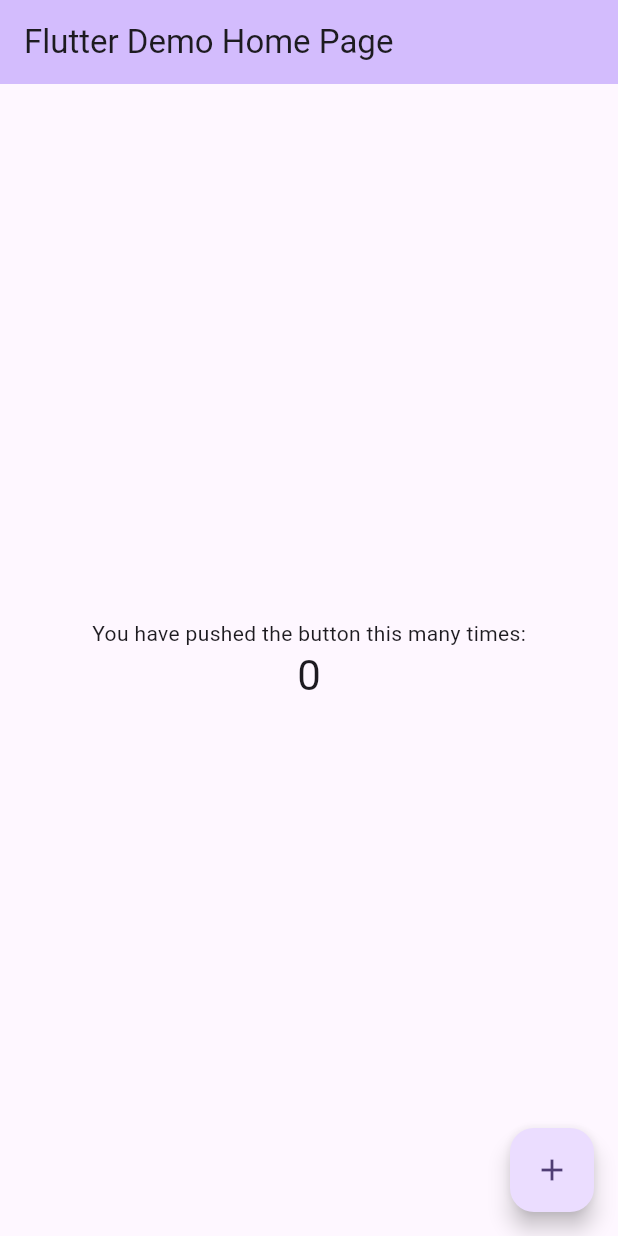
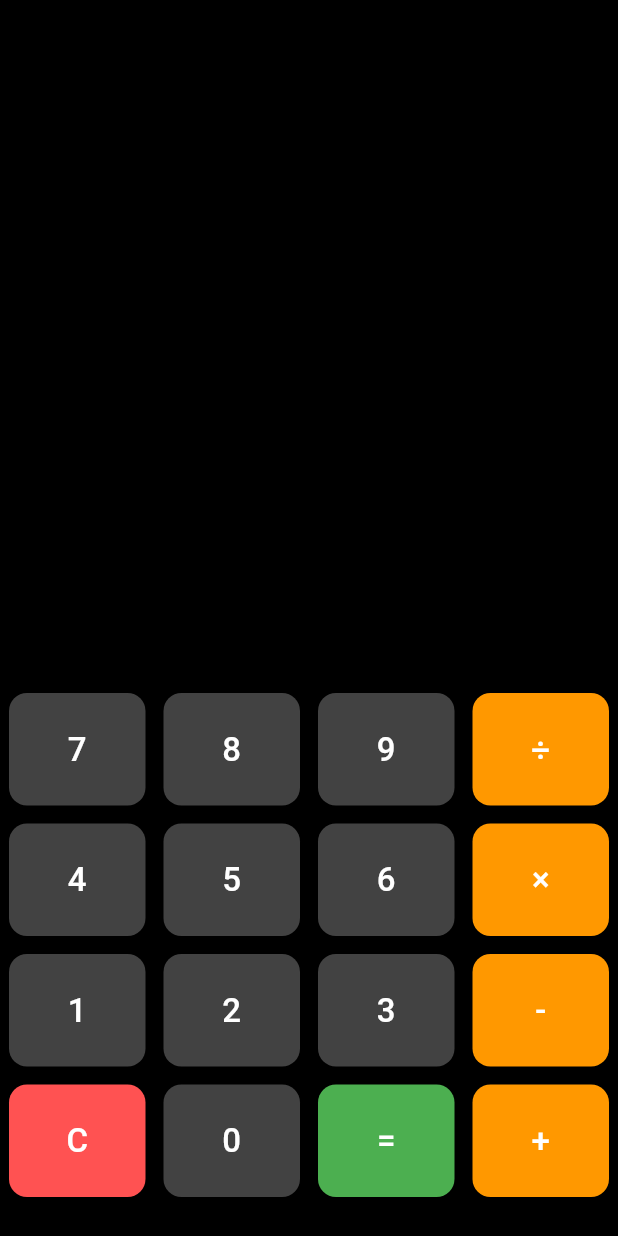
Before and after one commit to nagmakhatoon0011/calculet_app, a Flutter app: the screen it shows after launch, on a phone screen of 412 x 824 dp. Run offline on Flutter 3.47's test engine with Material 3 defaults, Android fonts, the phone set to English and light mode, and no system bars.

Commit message:
4 chenged in this app

```diff
--- /dev/null
+++ b/lib/calbutton_class.dart
@@ -0,0 +1,37 @@
+import 'package:flutter/material.dart';
+
+class CalcButton extends StatelessWidget {
+  final String text;
+  final void Function(String) onTap;
+  final Color? color;
+
+  const CalcButton({
+    super.key,
+    required this.text,
+    required this.onTap,
+    this.color,
+  });
+
+  @override
+  Widget build(BuildContext context) {
+    return Expanded(
+      child: Padding(
+        padding: const EdgeInsets.all(6),
+        child: ElevatedButton(
+          onPressed: () => onTap(text),
+          style: ElevatedButton.styleFrom(
+            backgroundColor: color ?? Colors.grey[800],
+            padding: const EdgeInsets.symmetric(vertical: 22),
+            shape: RoundedRectangleBorder(
+              borderRadius: BorderRadius.circular(12),
+            ),
+          ),
+          child: Text(
+            text,
+            style: const TextStyle(fontSize: 22, color: Colors.white),
+          ),
+        ),
+      ),
+    );
+  }
+}
--- /dev/null
+++ b/lib/calculeter_screen.dart
@@ -0,0 +1,139 @@
+import 'package:flutter/material.dart';
+import 'calbutton_class.dart';
+
+class CalculatorPage extends StatefulWidget {
+  const CalculatorPage({super.key});
+
+  @override
+  State<CalculatorPage> createState() => _CalculatorPageState();
+}
+
+class _CalculatorPageState extends State<CalculatorPage> {
+  String display = '';
+  String result = '';
+
+  void buttonPressed(String value) {
+    setState(() {
+      if (value == 'C') {
+        display = '';
+        result = '';
+      } else if (value == '=') {
+        try {
+          result = _calculate(display);
+        } catch (e) {
+          result = 'Error';
+        }
+      } else {
+        display += value;
+      }
+    });
+  }
+
+  String _calculate(String exp) {
+    try {
+      exp = exp.replaceAll('×', '*').replaceAll('÷', '/');
+      final res = _evaluate(exp);
+      return res.toString();
+    } catch (e) {
+      return 'Error';
+    }
+  }
+
+  double _evaluate(String exp) {
+    List<String> tokens =
+    exp.split(RegExp(r'([+\-*/])')).where((e) => e.isNotEmpty).toList();
+    List<String> ops =
+    exp.split(RegExp(r'[^+\-*/]')).where((e) => e.isNotEmpty).toList();
+
+    double current = double.parse(tokens[0]);
+    for (int i = 0; i < ops.length; i++) {
+      double next = double.parse(tokens[i + 1]);
+      switch (ops[i]) {
+        case '+':
+          current += next;
+          break;
+        case '-':
+          current -= next;
+          break;
+        case '*':
+          current *= next;
+          break;
+        case '/':
+          current /= next;
+          break;
+      }
+    }
+    return current;
+  }
+
+  @override
+  Widget build(BuildContext context) {
+    return Scaffold(
+      backgroundColor: Colors.black,
+      body: SafeArea(
+        child: Column(
+          mainAxisAlignment: MainAxisAlignment.end,
+          children: [
+            // Display Area
+            Container(
+              alignment: Alignment.centerRight,
+              padding: const EdgeInsets.symmetric(horizontal: 16, vertical: 24),
+              child: Text(
+                display,
+                style: const TextStyle(color: Colors.white, fontSize: 38),
+              ),
+            ),
+            Container(
+              alignment: Alignment.centerRight,
+              padding: const EdgeInsets.symmetric(horizontal: 16),
+              child: Text(
+                result,
+                style: const TextStyle(color: Colors.greenAccent, fontSize: 28),
+              ),
+            ),
+            const SizedBox(height: 10),
+
+            // Buttons Area
+            Column(
+              children: [
+                Row(
+                  children: [
+                    CalcButton(text: '7', onTap: buttonPressed),
+                    CalcButton(text: '8', onTap: buttonPressed),
+                    CalcButton(text: '9', onTap: buttonPressed),
+                    CalcButton(text: '÷', onTap: buttonPressed, color: Colors.orange),
+                  ],
+                ),
+                Row(
+                  children: [
+                    CalcButton(text: '4', onTap: buttonPressed),
+                    CalcButton(text: '5', onTap: buttonPressed),
+                    CalcButton(text: '6', onTap: buttonPressed),
+                    CalcButton(text: '×', onTap: buttonPressed, color: Colors.orange),
+                  ],
+                ),
+                Row(
+                  children: [
+                    CalcButton(text: '1', onTap: buttonPressed),
+                    CalcButton(text: '2', onTap: buttonPressed),
+                    CalcButton(text: '3', onTap: buttonPressed),
+                    CalcButton(text: '-', onTap: buttonPressed, color: Colors.orange),
+                  ],
+                ),
+                Row(
+                  children: [
+                    CalcButton(text: 'C', onTap: buttonPressed, color: Colors.redAccent),
+                    CalcButton(text: '0', onTap: buttonPressed),
+                    CalcButton(text: '=', onTap: buttonPressed, color: Colors.green),
+                    CalcButton(text: '+', onTap: buttonPressed, color: Colors.orange),
+                  ],
+                ),
+              ],
+            ),
+            const SizedBox(height: 20),
+          ],
+        ),
+      ),
+    );
+  }
+}
--- a/lib/main.dart
+++ b/lib/main.dart
@@ -1,122 +1,16 @@
+import 'package:calculet_project/calculeter_screen.dart';
+import 'package:flutter/cupertino.dart';
 import 'package:flutter/material.dart';
+void main(){
+  runApp(Myapp());
+}
+class Myapp extends StatelessWidget {
+  const Myapp({super.key});
 
-void main() {
-  runApp(const MyApp());
-}
-
-class MyApp extends StatelessWidget {
-  const MyApp({super.key});
-
-  // This widget is the root of your application.
   @override
   Widget build(BuildContext context) {
     return MaterialApp(
-      title: 'Flutter Demo',
-      theme: ThemeData(
-        // This is the theme of your application.
-        //
-        // TRY THIS: Try running your application with "flutter run". You'll see
-        // the application has a purple toolbar. Then, without quitting the app,
-        // try changing the seedColor in the colorScheme below to Colors.green
-        // and then invoke "hot reload" (save your changes or press the "hot
-        // reload" button in a Flutter-supported IDE, or press "r" if you used
-        // the command line to start the app).
-        //
-        // Notice that the counter didn't reset back to zero; the application
-        // state is not lost during the reload. To reset the state, use hot
-        // restart instead.
-        //
-        // This works for code too, not just values: Most code changes can be
-        // tested with just a hot reload.
-        colorScheme: ColorScheme.fromSeed(seedColor: Colors.deepPurple),
-      ),
-      home: const MyHomePage(title: 'Flutter Demo Home Page'),
+      home: CalculatorPage(),
     );
   }
 }
-
-class MyHomePage extends StatefulWidget {
-  const MyHomePage({super.key, required this.title});
-
-  // This widget is the home page of your application. It is stateful, meaning
-  // that it has a State object (defined below) that contains fields that affect
-  // how it looks.
-
-  // This class is the configuration for the state. It holds the values (in this
-  // case the title) provided by the parent (in this case the App widget) and
-  // used by the build method of the State. Fields in a Widget subclass are
-  // always marked "final".
-
-  final String title;
-
-  @override
-  State<MyHomePage> createState() => _MyHomePageState();
-}
-
-class _MyHomePageState extends State<MyHomePage> {
-  int _counter = 0;
-
-  void _incrementCounter() {
-    setState(() {
-      // This call to setState tells the Flutter framework that something has
-      // changed in this State, which causes it to rerun the build method below
-      // so that the display can reflect the updated values. If we changed
-      // _counter without calling setState(), then the build method would not be
-      // called again, and so nothing would appear to happen.
-      _counter++;
-    });
-  }
-
-  @override
-  Widget build(BuildContext context) {
-    // This method is rerun every time setState is called, for instance as done
-    // by the _incrementCounter method above.
-    //
-    // The Flutter framework has been optimized to make rerunning build methods
-    // fast, so that you can just rebuild anything that needs updating rather
-    // than having to individually change instances of widgets.
-    return Scaffold(
-      appBar: AppBar(
-        // TRY THIS: Try changing the color here to a specific color (to
-        // Colors.amber, perhaps?) and trigger a hot reload to see the AppBar
-        // change color while the other colors stay the same.
-        backgroundColor: Theme.of(context).colorScheme.inversePrimary,
-        // Here we take the value from the MyHomePage object that was created by
-        // the App.build method, and use it to set our appbar title.
-        title: Text(widget.title),
-      ),
-      body: Center(
-        // Center is a layout widget. It takes a single child and positions it
-        // in the middle of the parent.
-        child: Column(
-          // Column is also a layout widget. It takes a list of children and
-          // arranges them vertically. By default, it sizes itself to fit its
-          // children horizontally, and tries to be as tall as its parent.
-          //
-          // Column has various properties to control how it sizes itself and
-          // how it positions its children. Here we use mainAxisAlignment to
-          // center the children vertically; the main axis here is the vertical
-          // axis because Columns are vertical (the cross axis would be
-          // horizontal).
-          //
-          // TRY THIS: Invoke "debug painting" (choose the "Toggle Debug Paint"
-          // action in the IDE, or press "p" in the console), to see the
-          // wireframe for each widget.
-          mainAxisAlignment: MainAxisAlignment.center,
-          children: <Widget>[
-            const Text('You have pushed the button this many times:'),
-            Text(
-              '$_counter',
-              style: Theme.of(context).textTheme.headlineMedium,
-            ),
-          ],
-        ),
-      ),
-      floatingActionButton: FloatingActionButton(
-        onPressed: _incrementCounter,
-        tooltip: 'Increment',
-        child: const Icon(Icons.add),
-      ), // This trailing comma makes auto-formatting nicer for build methods.
-    );
-  }
-}
```
